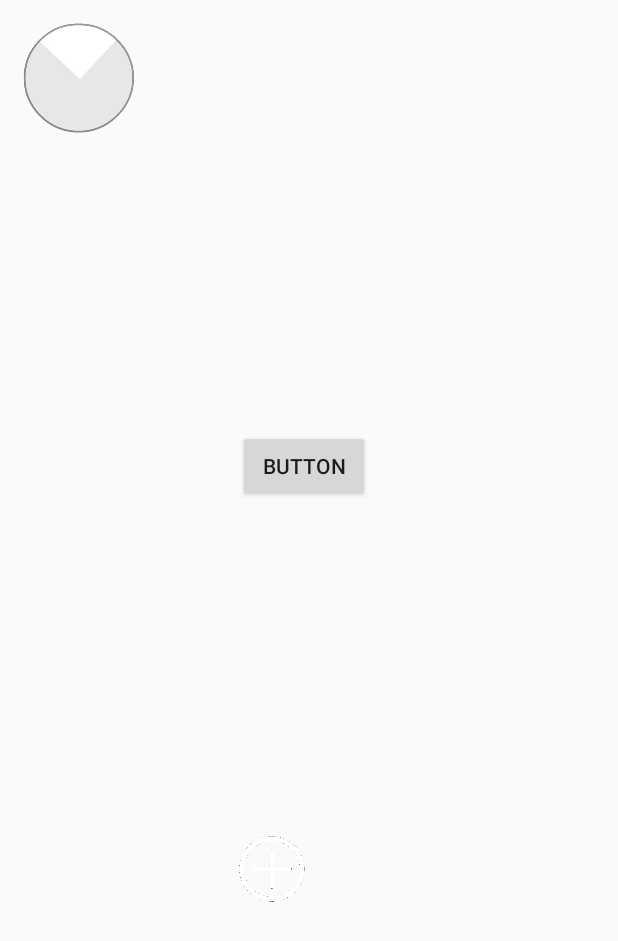
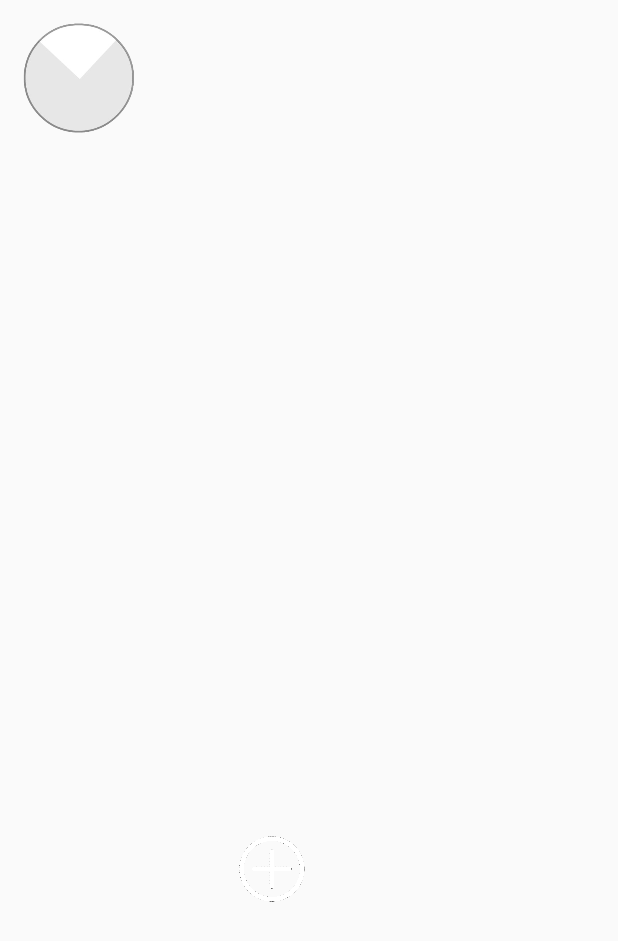
Before and after one commit to SangHyeon-Lee/UMHS, an Android app: the screen it shows after launch once a user with an empty profile is signed in (MainActivity), on a phone screen of 412 x 824 dp. Shown: the top 941 px of the screen. Run offline under Robolectric (Android 15) with nearby library versions, the phone set to English and light mode, and no system bars; our stand-ins replace Firebase (no records; nobody signed in at launch, a user with empty details on screens opened directly); libraries missing offline, so code that uses them is left out: com.facebook, com.facebook.login; 4 statements that could not run were skipped.

Commit message:
let me go

```diff
--- a/Madcamp_Project4/app/src/main/java/com/example/myapplication/View_Capsule.java
+++ b/Madcamp_Project4/app/src/main/java/com/example/myapplication/View_Capsule.java
@@ -176,16 +176,7 @@ public class View_Capsule extends Fragment implements SensorEventListener, Locat
             dots.get(j).setX( 138f + (float) dis_x*107/200);
             dots.get(j).setY( 143f + (float) dis_y*107/200);
         }
-        Button show = view.findViewById(R.id.show_capsule);
-        show.setOnClickListener(new View.OnClickListener() {
-            @Override
-            public void onClick(View v) {
-                loadAllCapsules();
-                Intent intent2 = new Intent(getContext(), Posts_CardView.class);
-                intent2.putExtra("id", allcapsules.get(0).getCapsuleId());
-                startActivity(intent2);
-            }
-        });
+
 
 
         return view;
--- a/Madcamp_Project4/app/src/main/res/layout/activity_view_capsule.xml
+++ b/Madcamp_Project4/app/src/main/res/layout/activity_view_capsule.xml
@@ -111,15 +111,4 @@
         app:layout_constraintBottom_toBottomOf="parent"
         app:layout_constraintStart_toStartOf="parent" />
 
-    <Button
-        android:id="@+id/show_capsule"
-        android:layout_width="wrap_content"
-        android:layout_height="wrap_content"
-        android:layout_alignParentStart="true"
-        android:layout_alignParentLeft="true"
-        android:layout_alignParentTop="true"
-        android:layout_marginStart="157dp"
-        android:layout_marginLeft="157dp"
-        android:layout_marginTop="285dp"
-        android:text="Button" />
 </RelativeLayout>
```
Also changed, not shown: 6 other files.
